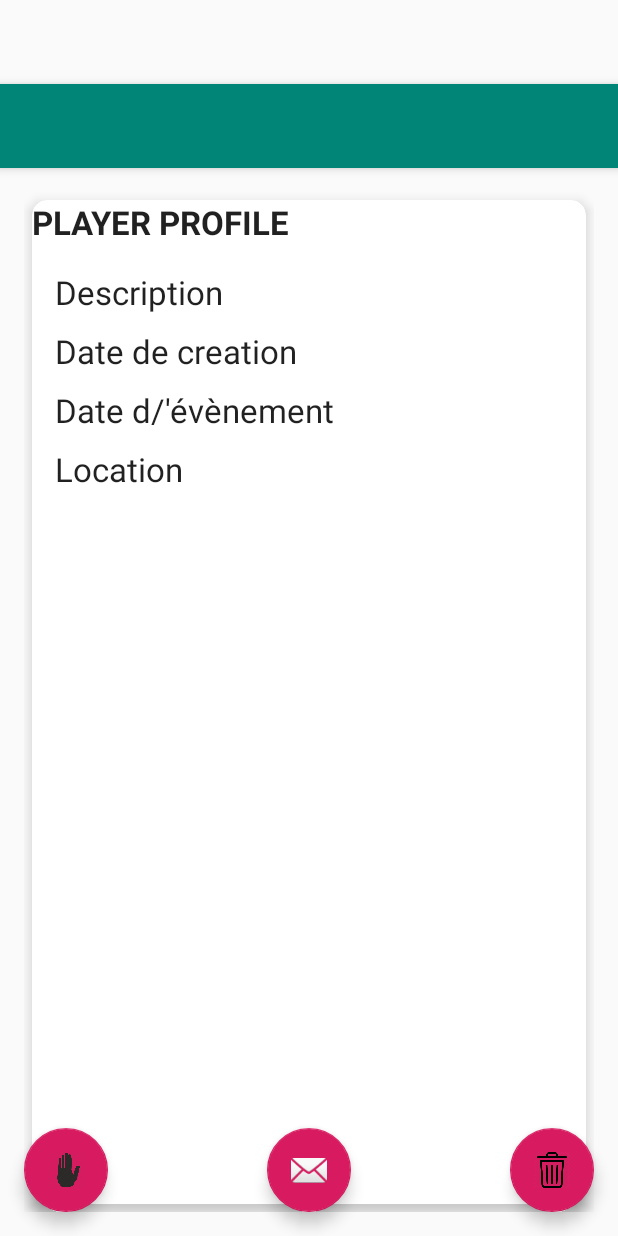
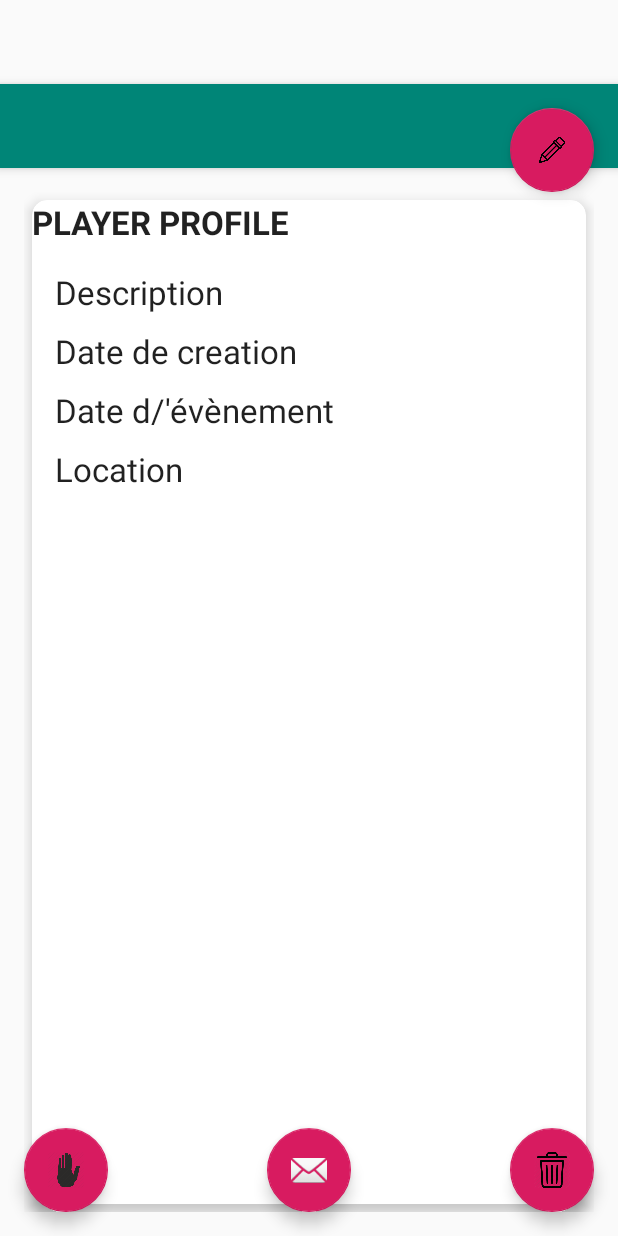
Before and after one commit to mouktar-hassan/FindEvents, an Android app: the layout activity_show_event_detail.xml on its own in the app's theme, with its tools: preview values and no code run, on a phone screen of 412 x 824 dp. Run offline under Robolectric (Android 15) with nearby library versions, the phone set to English and light mode, and no system bars; network calls fail.

Commit message:
Ajoute du bouton modifier!

```diff
--- a/app/src/main/res/layout/activity_show_event_detail.xml
+++ b/app/src/main/res/layout/activity_show_event_detail.xml
@@ -30,6 +30,14 @@
         android:layout_gravity="bottom|end"
         android:layout_margin="@dimen/fab_margin"
         android:src="@drawable/icon_delete" />
+    <android.support.design.widget.FloatingActionButton
+        android:id="@+id/fabUpdate"
+        android:layout_width="wrap_content"
+        android:layout_height="wrap_content"
+        android:layout_marginLeft="30dp"
+        android:layout_gravity="top|right"
+        android:layout_margin="@dimen/fab_margin"
+        android:src="@drawable/icon_edit" />
 
     <android.support.design.widget.FloatingActionButton
         android:id="@+id/fabCommente"
```
Also changed, not shown: app/src/main/java/com/example/findevents/ShowEventDetailActivity.java (+15 -0 lines), 154 other files.
